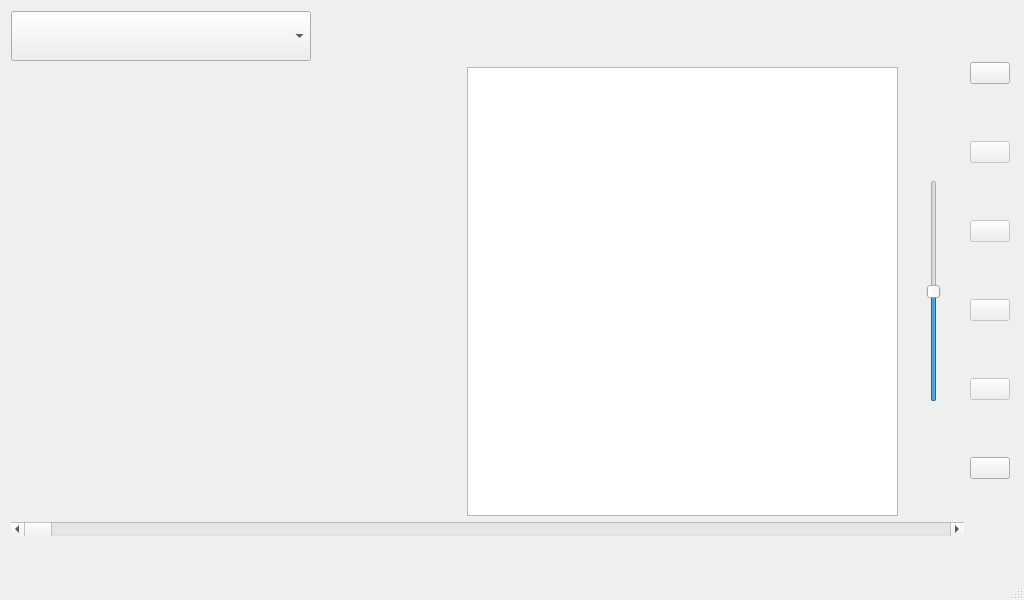
Above: mainwindow.ui from EBXFS15/PrototypeBasedOnMpg321 before the change. Below: the same form after it.
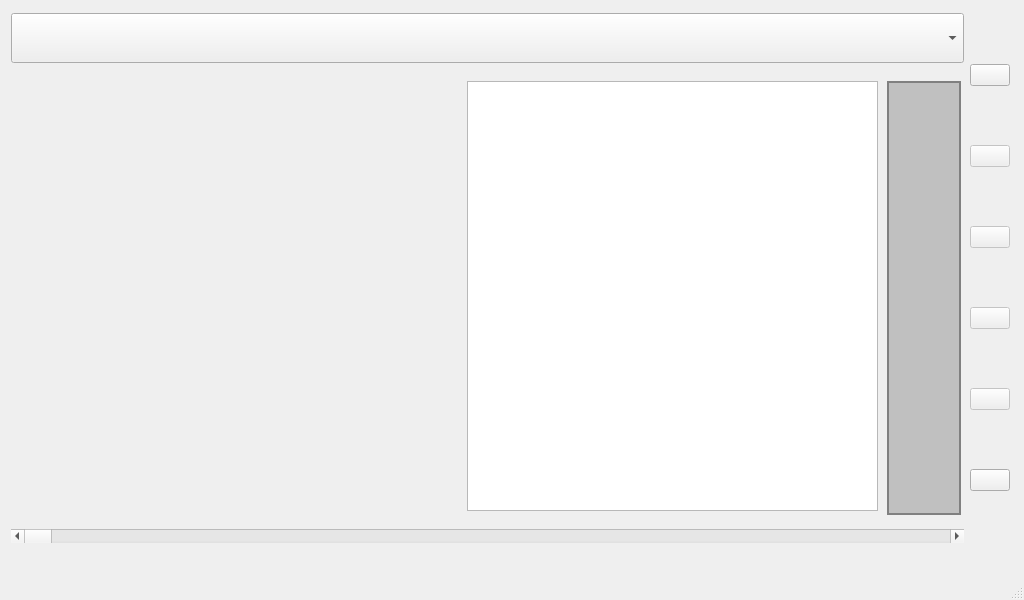
That is the form after the change. Icons and pictures are not drawn.

Commit message: Added remote control for JVC autoradio. Added button to switch to CD (may be removed as detection of CD is not possible).

What changed in the file:
```diff
--- a/mainwindow.ui
+++ b/mainwindow.ui
@@ -20,7 +20,7 @@
       <x>0</x>
       <y>0</y>
       <width>1021</width>
-      <height>547</height>
+      <height>559</height>
      </rect>
     </property>
     <layout class="QVBoxLayout" name="verticalLayout">
@@ -47,30 +47,32 @@
                 <widget class="QComboBox" name="PlayList">
                  <property name="minimumSize">
                   <size>
-                   <width>0</width>
-                   <height>50</height>
-                  </size>
-                 </property>
-                 <property name="maximumSize">
-                  <size>
                    <width>300</width>
-                   <height>16777215</height>
+                   <height>50</height>
                   </size>
                  </property>
                  <property name="font">
                   <font>
-                   <pointsize>14</pointsize>
+                   <pointsize>20</pointsize>
                   </font>
                  </property>
                  <property name="styleSheet">
-                  <string notr="true"/>
+                  <string notr="true">QScrollBar:vertical {
+border-radius: 8px;
+background: gray;
+width: 48px;
+margin: 0px 0px 0px 0px;
+}</string>
                  </property>
                  <property name="iconSize">
                   <size>
-                   <width>80</width>
-                   <height>80</height>
+                   <width>100</width>
+                   <height>100</height>
                   </size>
                  </property>
+                 <property name="frame">
+                  <bool>true</bool>
+                 </property>
                 </widget>
                </item>
                <item>
@@ -105,7 +107,7 @@
                    <property name="maximumSize">
                     <size>
                      <width>16777215</width>
-                     <height>16777215</height>
+                     <height>430</height>
                     </size>
                    </property>
                    <property name="font">
@@ -118,15 +120,21 @@
                  <item>
                   <widget class="QSlider" name="volumeSlider">
                    <property name="sizePolicy">
-                    <sizepolicy hsizetype="Fixed" vsizetype="Fixed">
+                    <sizepolicy hsizetype="Fixed" vsizetype="Maximum">
                      <horstretch>0</horstretch>
                      <verstretch>0</verstretch>
                     </sizepolicy>
                    </property>
                    <property name="minimumSize">
                     <size>
-                     <width>60</width>
-                     <height>222</height>
+                     <width>80</width>
+                     <height>450</height>
+                    </size>
+                   </property>
+                   <property name="maximumSize">
+                    <size>
+                     <width>16777215</width>
+                     <height>445</height>
                     </size>
                    </property>
                    <property name="mouseTracking">
@@ -135,23 +143,44 @@
                    <property name="styleSheet">
                     <string notr="true">QSlider::groove:vertical 
 {
-	image: url(:/icons/Resources/icons/grey_sliderVertical.png);
+	background: silver;
+	border: 2px solid grey;
+	height: 430px;
+	width:70px;
+	margin: 10px 5px 10px 5px;
 }
 QSlider::handle:vertical 
 {
 	image: url(:/icons/Resources/icons/grey_sliderLeft.png);
-}
-</string>
+}</string>
+                   </property>
+                   <property name="minimum">
+                    <number>30</number>
                    </property>
                    <property name="maximum">
-                    <number>200</number>
+                    <number>100</number>
+                   </property>
+                   <property name="pageStep">
+                    <number>2</number>
                    </property>
                    <property name="value">
                     <number>100</number>
                    </property>
+                   <property name="sliderPosition">
+                    <number>100</number>
+                   </property>
                    <property name="orientation">
                     <enum>Qt::Vertical</enum>
                    </property>
+                   <property name="invertedAppearance">
+                    <bool>false</bool>
+                   </property>
+                   <property name="tickPosition">
+                    <enum>QSlider::NoTicks</enum>
+                   </property>
+                   <property name="tickInterval">
+                    <number>0</number>
+                   </property>
                   </widget>
                  </item>
                 </layout>
@@ -182,25 +211,7 @@
            <item>
             <layout class="QVBoxLayout" name="verticalLayout_2">
              <item>
-              <widget class="QPushButton" name="btn_play">
-               <property name="enabled">
-                <bool>true</bool>
-               </property>
-               <property name="maximumSize">
-                <size>
-                 <width>16777215</width>
-                 <height>16777215</height>
-                </size>
-               </property>
-               <property name="contextMenuPolicy">
-                <enum>Qt::NoContextMenu</enum>
-               </property>
-               <property name="acceptDrops">
-                <bool>false</bool>
-               </property>
-               <property name="autoFillBackground">
-                <bool>false</bool>
-               </property>
+              <widget class="QPushButton" name="btn_cd">
                <property name="text">
                 <string/>
                </property>
@@ -297,7 +308,25 @@
               </widget>
              </item>
              <item>
-              <widget class="QPushButton" name="btn_close">
+              <widget class="QPushButton" name="btn_play">
+               <property name="enabled">
+                <bool>true</bool>
+               </property>
+               <property name="maximumSize">
+                <size>
+                 <width>16777215</width>
+                 <height>16777215</height>
+                </size>
+               </property>
+               <property name="contextMenuPolicy">
+                <enum>Qt::NoContextMenu</enum>
+               </property>
+               <property name="acceptDrops">
+                <bool>false</bool>
+               </property>
+               <property name="autoFillBackground">
+                <bool>false</bool>
+               </property>
                <property name="text">
                 <string/>
                </property>
```
Left out of the diff: 32 changed lines with no effect on the pictures. The commit also changes 9 other files.
